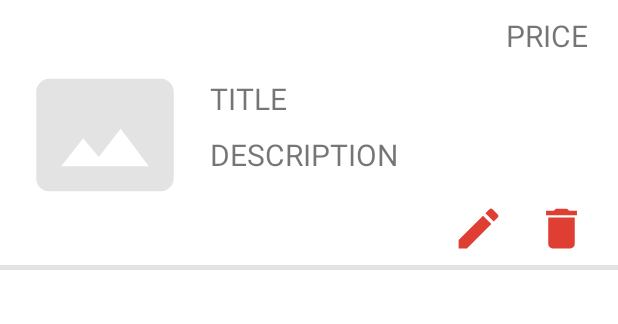
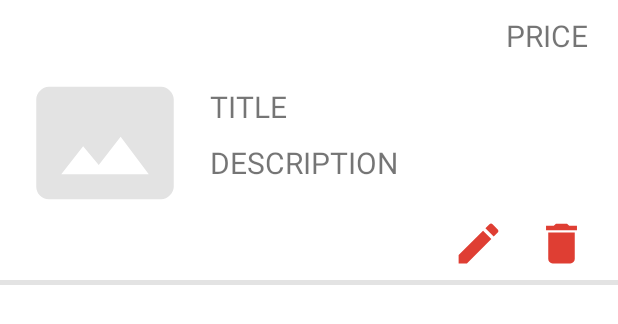
Before and after one commit to NicolasBaezMora/SoftwareProject, an Android app: the layout item_product_inventory.xml on its own in the app's theme, with its tools: preview values and no code run, on a phone screen of 412 x 824 dp. Shown: the top 324 px of the screen. Run offline under Robolectric (Android 15) with nearby library versions, the phone set to English and light mode, and no system bars.

Commit message:
Elements from the layout that paint the inventory item modified

```diff
--- a/app/src/main/res/layout/item_product_inventory.xml
+++ b/app/src/main/res/layout/item_product_inventory.xml
@@ -4,7 +4,7 @@
     xmlns:app="http://schemas.android.com/apk/res-auto"
     xmlns:tools="http://schemas.android.com/tools"
     android:layout_width="match_parent"
-    android:layout_height="180dp">
+    android:layout_height="190dp">
 
     <ImageView
         android:id="@+id/imageViewProductInventory"
@@ -33,6 +33,7 @@
         android:id="@+id/textViewDescriptionProductInventory"
         android:layout_width="220dp"
         android:layout_height="wrap_content"
+        android:maxHeight="50dp"
         android:text="DESCRIPTION"
         android:textSize="20sp"
         android:layout_marginStart="20dp"
```
